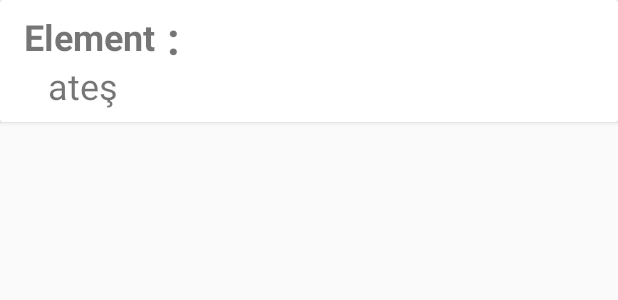
After one commit to yunusbedir/BurcRehberi, an Android app: the layout ozellik_satir.xml on its own in the app's theme, with its tools: preview values and no code run, on a phone screen of 412 x 824 dp. The commit adds this screen. Shown: the top 300 px of the screen. Run offline under Robolectric (Android 15) with nearby library versions, the phone set to English and light mode, and no system bars.

Commit message:
Detay Sayfasına RecyclerView eklendi Çekilen veriler Recyclerview e eklendi. Ufak düzeltmeler yapıldı

```diff
--- a/app/build.gradle
+++ b/app/build.gradle
@@ -34,4 +34,6 @@ dependencies {
     implementation 'com.android.support:design:28.0.0'
     implementation 'com.android.support:palette-v7:28.0.0'
     implementation 'org.jsoup:jsoup:1.11.3'
+    implementation 'com.android.support:recyclerview-v7:28.0.0'
+    implementation 'com.android.support:cardview-v7:28.0.0'
 }
--- a/app/src/main/java/com/example/yunus/burcrehberi/BurclarBaseAdapter.kt
+++ b/app/src/main/java/com/example/yunus/burcrehberi/BurclarBaseAdapter.kt
@@ -35,7 +35,7 @@ class BurclarBaseAdapter(mContext : Context , myTumBurcBilgileri : ArrayList<Bur
         }
         mViewHolder.imgBurcResim.setImageResource(tumBurclar.get(position).burcSembolu)
         mViewHolder.tvBurcAdi.setText(tumBurclar.get(position).burcAdi)
-        mViewHolder.tvBurcTarih.setText(tumBurclar.get(position).burcResmi)
+        mViewHolder.tvBurcTarih.setText(tumBurclar.get(position).burcTarihi)
 
         return tekSatirView
     }
--- a/app/src/main/java/com/example/yunus/burcrehberi/SplashActivity.kt
+++ b/app/src/main/java/com/example/yunus/burcrehberi/SplashActivity.kt
@@ -25,6 +25,7 @@ class SplashActivity : AppCompatActivity() {
             override fun onFinish() {
                 var intent = Intent(this@SplashActivity , MainActivity::class.java)
                 startActivity(intent)
+                this@SplashActivity.finish()
             }
 
             override fun onTick(p0: Long) {
--- /dev/null
+++ b/app/src/main/res/layout/ozellik_satir.xml
@@ -0,0 +1,44 @@
+<?xml version="1.0" encoding="utf-8"?>
+<android.support.v7.widget.CardView xmlns:android="http://schemas.android.com/apk/res/android"
+                                    xmlns:app="http://schemas.android.com/apk/res-auto"
+                                    xmlns:tools="http://schemas.android.com/tools" android:layout_width="match_parent"
+                                    android:layout_height="wrap_content"
+                                    android:layout_marginBottom="4dp" android:elevation="8dp">
+
+    <android.support.constraint.ConstraintLayout
+            android:layout_width="match_parent"
+            android:layout_height="wrap_content">
+
+        <TextView
+                android:text="Element"
+                android:layout_width="wrap_content"
+                android:layout_height="wrap_content"
+                android:id="@+id/tvOzellikKey"
+                android:textSize="24sp" android:textStyle="bold"
+                android:textAlignment="textStart"
+                android:layout_marginStart="16dp" app:layout_constraintStart_toStartOf="parent"
+                android:layout_marginTop="8dp" app:layout_constraintTop_toTopOf="parent"/>
+        <TextView
+                android:text="ateş"
+                android:layout_width="0dp"
+                android:layout_height="wrap_content"
+                android:id="@+id/tvOzellikValue"
+                android:textSize="24sp"
+                android:textAlignment="viewStart" android:layout_marginBottom="8dp"
+                app:layout_constraintBottom_toBottomOf="parent"
+                app:layout_constraintEnd_toEndOf="parent"
+                android:layout_marginEnd="8dp" android:layout_marginStart="16dp"
+                app:layout_constraintStart_toStartOf="@+id/tvOzellikKey"
+                app:layout_constraintTop_toBottomOf="@+id/tvOzellikKey"/>
+        <TextView
+                android:text=":"
+                android:layout_width="wrap_content"
+                android:layout_height="wrap_content"
+                android:id="@+id/textView3"
+                android:textSize="30sp" android:textStyle="bold"
+                app:layout_constraintBottom_toBottomOf="@+id/tvOzellikKey"
+                app:layout_constraintTop_toTopOf="@+id/tvOzellikKey"
+                app:layout_constraintStart_toEndOf="@+id/tvOzellikKey" android:layout_marginStart="8dp"
+                app:layout_constraintVertical_bias="0.444"/>
+    </android.support.constraint.ConstraintLayout>
+</android.support.v7.widget.CardView>
```
Also changed, not shown: app/src/main/java/com/example/yunus/burcrehberi/DetayActivity.kt (+23 -4 lines), app/src/main/java/com/example/yunus/burcrehberi/RecyclerViewOzelliklerAdapter.kt (added, +38 -0 lines), app/src/main/res/layout/activity_detay.xml (+6 -18 lines).
